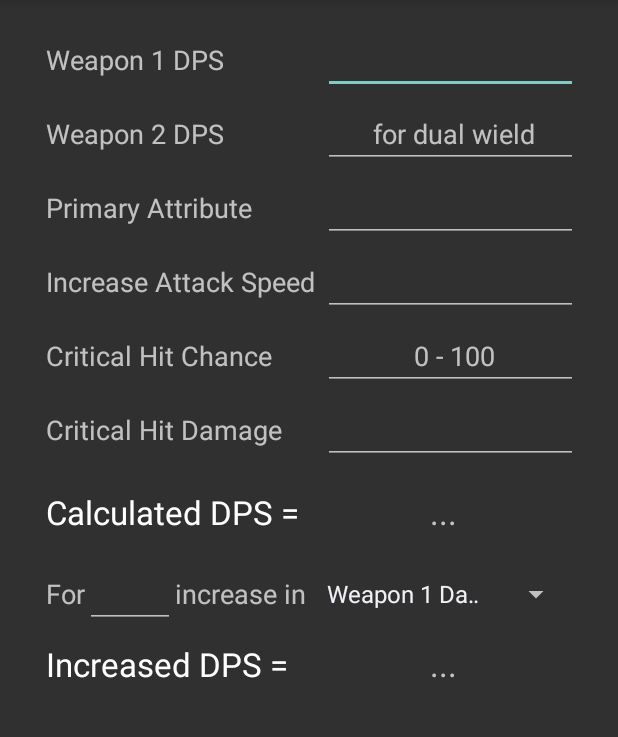
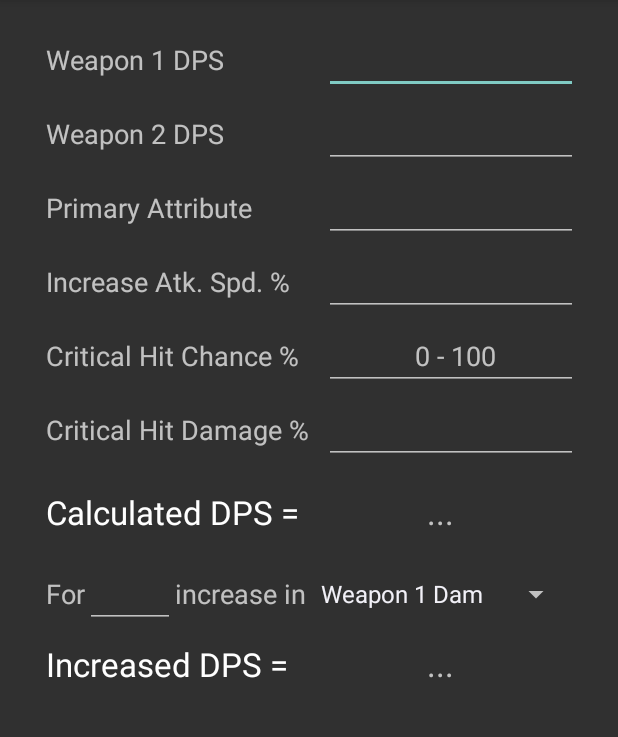
Before and after one commit to forkburn/DpsCalc, an Android app: the fragment DpsCalculationFragment shown on its own in the app's theme, on a phone screen of 412 x 824 dp, the part 84-821 px from its top. Run offline under Robolectric (Android 15) with nearby library versions, the phone set to English and light mode, and no system bars.

Commit message:
fixed ui bug

```diff
--- a/app/src/main/AndroidManifest.xml
+++ b/app/src/main/AndroidManifest.xml
@@ -1,7 +1,7 @@
 <manifest xmlns:android="http://schemas.android.com/apk/res/android"
     package="com.warfactory.dpscalc"
-    android:versionCode="5"
-    android:versionName="5" >
+    android:versionCode="6"
+    android:versionName="6" >
 
 
     <application
--- a/app/src/main/res/layout/profile_data_input_form.xml
+++ b/app/src/main/res/layout/profile_data_input_form.xml
@@ -3,9 +3,9 @@
     android:layout_width="fill_parent"
     android:layout_height="fill_parent"
     android:layout_weight="1"
-    android:scrollbars="none"
     android:paddingLeft="15dp"
-    android:paddingRight="15dp">
+    android:paddingRight="15dp"
+    android:scrollbars="none">
 
     <TableLayout
         android:id="@+id/dps_input_form"
@@ -46,9 +46,7 @@
 
             <EditText
                 android:id="@+id/wp2DpsEdit"
-                style="@style/text_input_style"
-
-                android:hint="for dual wield" />
+                style="@style/text_input_style" />
 
         </TableRow>
 
@@ -78,19 +76,13 @@
             <TextView
                 android:layout_width="wrap_content"
                 android:layout_height="wrap_content"
-                android:text="Increase Attack Speed"
+                android:text="Increase Atk. Spd. %"
                 android:textAppearance="?android:attr/textAppearanceMedium" />
 
             <EditText
                 android:id="@+id/iasEdit"
                 style="@style/text_input_style" />
 
-
-            <TextView
-                android:layout_width="wrap_content"
-                android:layout_height="wrap_content"
-                android:text="%"
-                android:textAppearance="?android:attr/textAppearanceMedium" />
 
         </TableRow>
 
@@ -104,7 +96,7 @@
             <TextView
                 android:layout_width="wrap_content"
                 android:layout_height="wrap_content"
-                android:text="Critical Hit Chance"
+                android:text="Critical Hit Chance %"
                 android:textAppearance="?android:attr/textAppearanceMedium" />
 
 
@@ -113,12 +105,6 @@
                 style="@style/text_input_style"
                 android:hint="0 - 100" />
 
-
-            <TextView
-                android:layout_width="wrap_content"
-                android:layout_height="wrap_content"
-                android:text="%"
-                android:textAppearance="?android:attr/textAppearanceMedium" />
 
         </TableRow>
 
@@ -132,19 +118,13 @@
             <TextView
                 android:layout_width="wrap_content"
                 android:layout_height="wrap_content"
-                android:text="Critical Hit Damage"
+                android:text="Critical Hit Damage %"
                 android:textAppearance="?android:attr/textAppearanceMedium" />
 
             <EditText
                 android:id="@+id/critDamEdit"
                 style="@style/text_input_style" />
 
-
-            <TextView
-                android:layout_width="wrap_content"
-                android:layout_height="wrap_content"
-                android:text="%"
-                android:textAppearance="?android:attr/textAppearanceMedium" />
 
         </TableRow>
 
--- a/app/src/main/res/values/styles.xml
+++ b/app/src/main/res/values/styles.xml
@@ -2,9 +2,8 @@
 
 
     <style name="text_input_style">
-        <item name="android:layout_marginLeft">5dp</item>
-        <item name="android:layout_marginRight">5dp</item>
-        <item name="android:layout_width">fill_parent</item>
+        <item name="android:layout_marginLeft">10dp</item>
+        <item name="android:layout_width">match_parent</item>
         <item name="android:layout_height">wrap_content</item>
         <item name="android:textAppearance">?android:attr/textAppearanceMedium</item>
         <item name="android:gravity">center</item>
```
